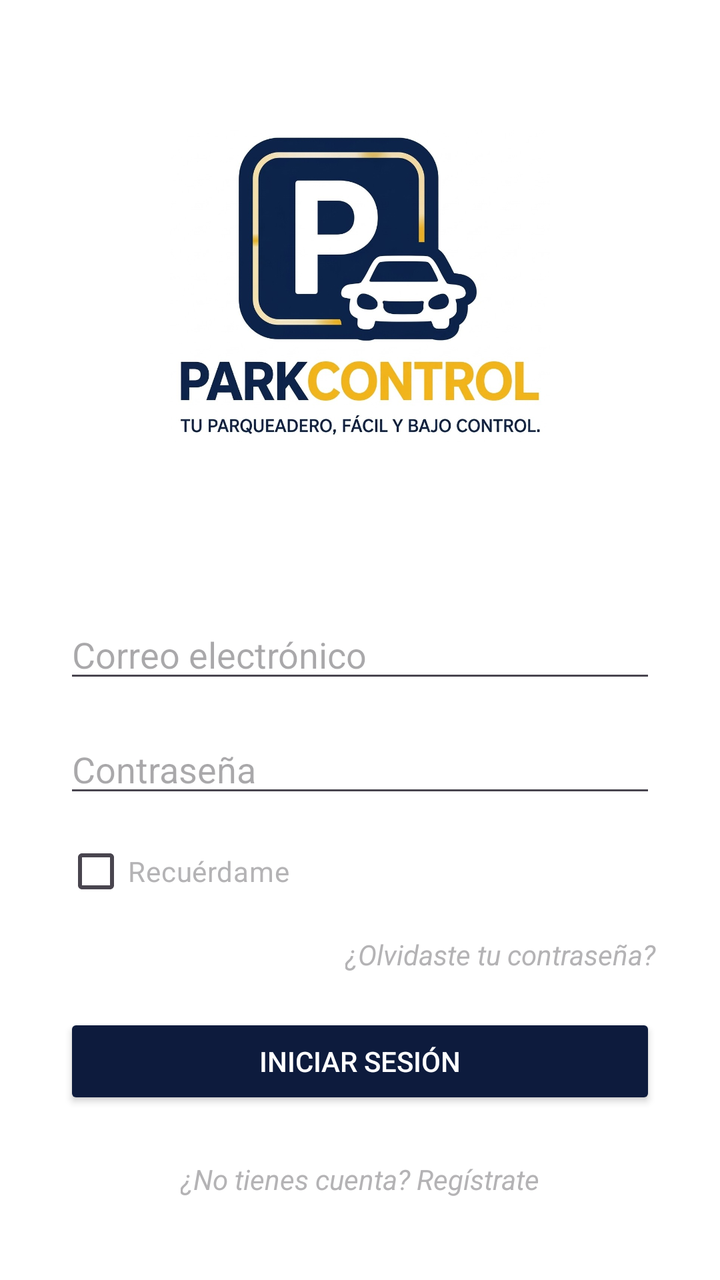
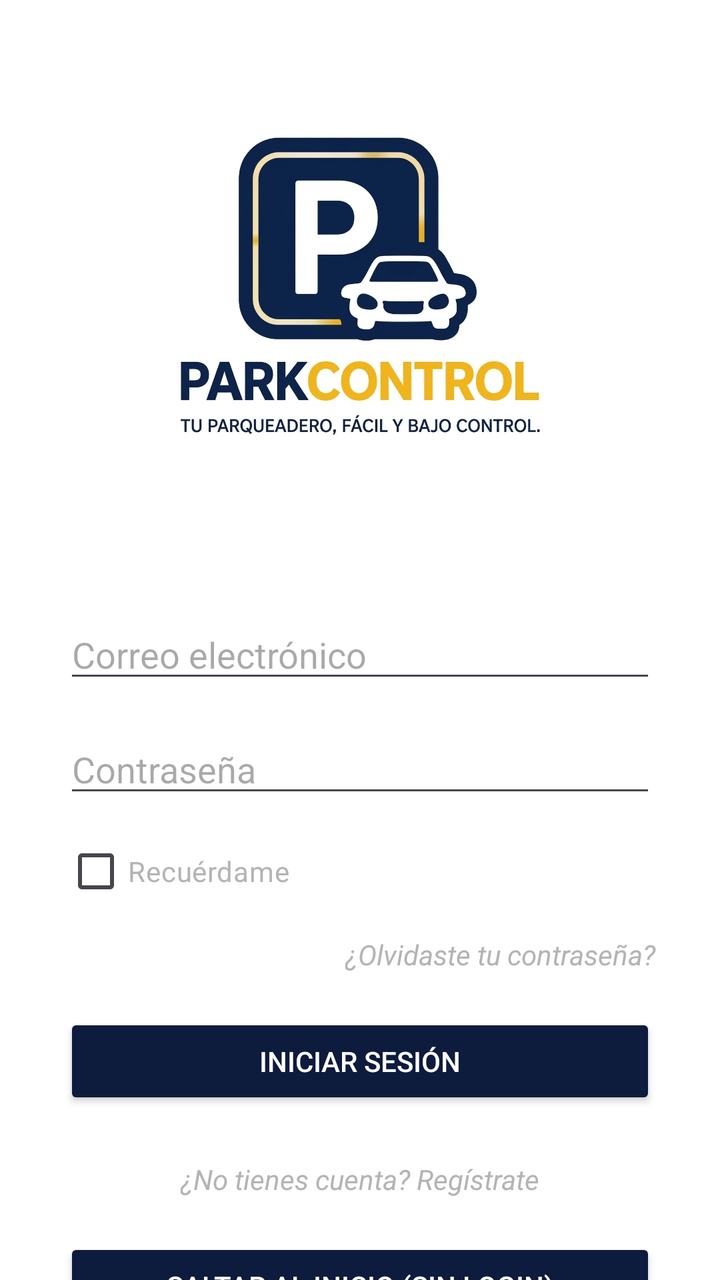

The first picture is an Android layout as it rendered before a commit; the second is the same layout after the commit. The layout source and the unified diff follow.
<!-- AndroidManifest.xml: application theme Theme.ParkControl -->
<!-- res/layout/activity_login.xml -->
<androidx.constraintlayout.widget.ConstraintLayout
    xmlns:android="http://schemas.android.com/apk/res/android"
    xmlns:app="http://schemas.android.com/apk/res-auto"
    android:layout_width="match_parent"
    android:layout_height="match_parent"
    android:background="@color/white">

    
    <ImageView
        android:id="@+id/appLogo"
        android:layout_width="190dp"
        android:layout_height="190dp"
        android:src="@drawable/estacionamiento"
        android:adjustViewBounds="true"
        android:scaleType="fitCenter"
        app:layout_constraintTop_toTopOf="parent"
        app:layout_constraintStart_toStartOf="parent"
        app:layout_constraintEnd_toEndOf="parent"
        android:layout_marginTop="48dp"/>

    
    <TextView
        android:id="@+id/loginTitle"
        android:layout_width="wrap_content"
        android:layout_height="wrap_content"
        android:text="INICIO DE SESIÓN"
        android:textSize="20sp"
        android:textStyle="bold"
        android:textColor="@android:color/white"
        app:layout_constraintTop_toBottomOf="@id/appLogo"
        app:layout_constraintStart_toStartOf="parent"
        app:layout_constraintEnd_toEndOf="parent"
        android:layout_marginTop="16dp"/>

    
    <EditText
        android:id="@+id/editTextEmail"
        android:layout_width="0dp"
        android:layout_height="wrap_content"
        android:hint="Correo electrónico"
        android:inputType="textEmailAddress"
        app:layout_constraintTop_toBottomOf="@id/loginTitle"
        app:layout_constraintStart_toStartOf="parent"
        app:layout_constraintEnd_toEndOf="parent"
        android:layout_marginHorizontal="32dp"
        android:layout_marginTop="24dp"/>

    
    <EditText
        android:id="@+id/editTextPassword"
        android:layout_width="0dp"
        android:layout_height="wrap_content"
        android:hint="Contraseña"
        android:inputType="textPassword"
        app:layout_constraintTop_toBottomOf="@id/editTextEmail"
        app:layout_constraintStart_toStartOf="parent"
        app:layout_constraintEnd_toEndOf="parent"
        android:layout_marginHorizontal="32dp"
        android:layout_marginTop="16dp"/>

    
    <CheckBox
        android:id="@+id/checkRememberMe"
        android:layout_width="wrap_content"
        android:layout_height="wrap_content"
        android:text="Recuérdame"
        android:textColor="#B4B3B5"
        app:layout_constraintTop_toBottomOf="@id/editTextPassword"
        app:layout_constraintStart_toStartOf="parent"
        android:layout_marginStart="32dp"
        android:layout_marginTop="8dp"/>

    
    <TextView
        android:id="@+id/textForgotPassword"
        android:layout_width="wrap_content"
        android:layout_height="wrap_content"
        android:text="¿Olvidaste tu contraseña?"
        android:textColor="#B4B3B5"
        android:textStyle="italic"
        app:layout_constraintTop_toBottomOf="@id/checkRememberMe"
        app:layout_constraintEnd_toEndOf="parent"
        android:layout_marginEnd="32dp"
        android:layout_marginTop="8dp"/>

    

    

    <Button
        android:id="@+id/buttonLogin"
        android:layout_width="0dp"
        android:layout_height="wrap_content"
        android:layout_marginHorizontal="32dp"
        android:layout_marginTop="20dp"
        android:backgroundTint="#0D1B3D"
        android:text="INICIAR SESIÓN"
        android:textColor="@android:color/white"
        app:layout_constraintEnd_toEndOf="parent"
        app:layout_constraintHorizontal_bias="0.515"
        app:layout_constraintStart_toStartOf="parent"
        app:layout_constraintTop_toBottomOf="@id/textForgotPassword" />

    <TextView
        android:id="@+id/textRegisterLink"
        android:layout_width="wrap_content"
        android:layout_height="wrap_content"
        android:text="¿No tienes cuenta? Regístrate"
        android:textColor="#B4B3B5"
        android:textStyle="italic"
        app:layout_constraintTop_toBottomOf="@id/buttonLogin"
        app:layout_constraintStart_toStartOf="parent"
        app:layout_constraintEnd_toEndOf="parent"
        android:layout_marginTop="16dp"
        android:layout_marginBottom="32dp"
        app:layout_constraintBottom_toBottomOf="parent"/>

</androidx.constraintlayout.widget.ConstraintLayout>
<!-- resources referenced by this layout -->
<resources>
  <color name="white">#FFFFFF</color>
  <!-- drawable estacionamiento: jpg bitmap (drawable, 93744 bytes) -->
  <style name="Theme.ParkControl" parent="Base.Theme.ParkControl" />
  <style name="Base.Theme.ParkControl" parent="Theme.Material3.DayNight.NoActionBar">
          
          
      </style>
</resources>

<!-- the commit's change to res/layout/activity_login.xml (unified diff, before → after) -->
@@ -1,4 +1,5 @@
 <androidx.constraintlayout.widget.ConstraintLayout
+    android:id="@+id/main"
     xmlns:android="http://schemas.android.com/apk/res/android"
     xmlns:app="http://schemas.android.com/apk/res-auto"
     android:layout_width="match_parent"
@@ -115,4 +116,19 @@
         android:layout_marginBottom="32dp"
         app:layout_constraintBottom_toBottomOf="parent"/>
 
+    
+    <Button
+        android:id="@+id/temporalBtn"
+        android:layout_width="0dp"
+        android:layout_height="wrap_content"
+        android:layout_marginHorizontal="32dp"
+        android:layout_marginTop="20dp"
+        android:backgroundTint="#0D1B3D"
+        android:text="SALTAR AL INICIO (Sin login)"
+        android:textColor="@android:color/white"
+        app:layout_constraintEnd_toEndOf="parent"
+        app:layout_constraintHorizontal_bias="0.515"
+        app:layout_constraintStart_toStartOf="parent"
+        app:layout_constraintTop_toBottomOf="@id/textRegisterLink" />
+
 </androidx.constraintlayout.widget.ConstraintLayout>
